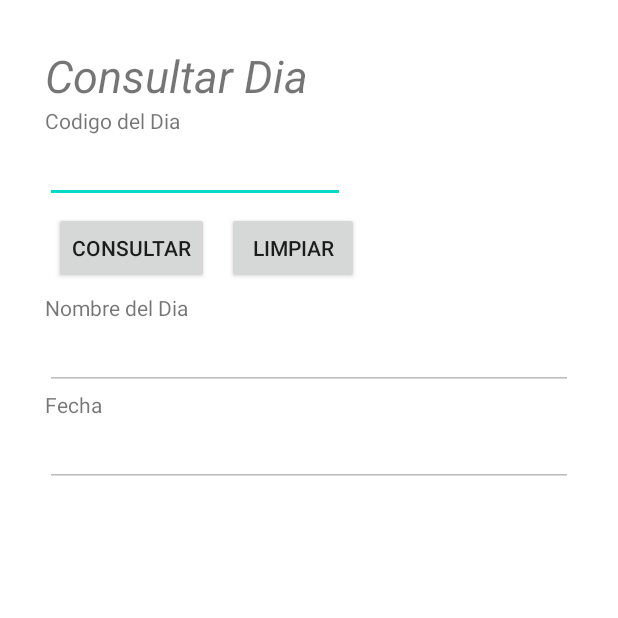
After one commit to MigueGaldamez/Proyecto_PDM115_G10, an Android app: the DiaConsultarActivity screen opened directly, with no data from a screen before it, on a phone screen of 412 x 824 dp, the top half of it. The commit adds this screen. Run offline under Robolectric (Android 15) with nearby library versions, the phone set to English and light mode, and no system bars; libraries missing offline, so code that uses them is left out: java.security.acl; 3 statements that could not run were skipped.

Commit message:
Tabla Dia

```diff
--- /dev/null
+++ b/app/src/main/java/com/example/proyecto_pdm_g10/DiaConsultarActivity.java
@@ -0,0 +1,68 @@
+package com.example.proyecto_pdm_g10;
+
+import android.app.Activity;
+import android.content.Intent;
+import android.os.Bundle;
+import android.view.View;
+import android.widget.EditText;
+import android.widget.Toast;
+
+public class DiaConsultarActivity extends Activity {
+    ControlBDProyecto helper;
+    EditText editIdDia;
+    EditText editNomDia;
+    EditText editFecha;
+
+    ControlBDProyecto BDhelper = new ControlBDProyecto(this);
+    String idsesion;
+    @Override
+    protected void onCreate(Bundle savedInstanceState) {
+        super.onCreate(savedInstanceState);
+        setContentView(R.layout.activity_dia_consultar);
+        helper = new ControlBDProyecto(this);
+        editIdDia = (EditText) findViewById(R.id.editIdDia);
+        editNomDia = (EditText) findViewById(R.id.editNomDia);
+        editFecha = (EditText) findViewById(R.id.editFecha);
+
+        //INICIO VALIDACION DE ROL
+        Bundle extras = getIntent().getExtras();
+        if (extras != null) {
+            idsesion = extras.getString("idsesion");
+        }
+        BDhelper.abrir();
+        Usuario usuario = BDhelper.consultarUsuario(idsesion);
+        //AQUI SE AGREGA EL CODIGO DE ACCESO, SOLO CAMBIAR EL idopcion al numero que sea
+        AccesoUsuario accesoUsuario = BDhelper.consultarAccesoUsuario(usuario.getIdUsuario(),"044");
+        BDhelper.cerrar();
+        if(accesoUsuario == null)
+        {
+            try{
+                Class<?> clase=Class.forName("com.example.proyecto_pdm_g10.DiplomadoMenuActivity");
+                Intent inte = new Intent(this,clase);
+                inte.putExtra("idsesion",idsesion);
+                this.startActivity(inte);
+            }catch(ClassNotFoundException e){
+                e.printStackTrace();
+            }
+            Toast.makeText(this, "Usted no tiene permisos para acceder a esa seccion", Toast.LENGTH_SHORT).show();
+        }
+        //FIN VERIFICACION
+    }
+
+    public void consultarDia(View v) {
+        helper.abrir();
+        Dia dia = helper.consultarDia(editIdDia.getText().toString());
+        helper.cerrar();
+        if(dia == null)
+            Toast.makeText(this, "Codigo del Dia" + editIdDia.getText().toString() + " no encontrado", Toast.LENGTH_LONG).show();
+        else{
+            editNomDia.setText(dia.getNomDia());
+            editFecha.setText(dia.getFecha());
+        }
+    }
+    public void limpiarTexto(View v) {
+        editIdDia.setText("");
+        editNomDia.setText("");
+        editFecha.setText("");
+    }
+}
--- a/app/src/main/java/com/example/proyecto_pdm_g10/MainActivity.java
+++ b/app/src/main/java/com/example/proyecto_pdm_g10/MainActivity.java
@@ -14,8 +14,8 @@ import android.widget.Toast;
 public class MainActivity extends ListActivity {
 
     //Agregen las tablas y las activities de las tablas
-    String[] menu={"Tabla AreaInteres","Tabla EntidadCapacitadora","Tabla Capacitador","Tabla Diplomado","Tabla Area Diplomado"};
-    String[] activities={"AreaInteresMenuActivity","EntidadCapacitadoraMenuActivity","CapacitadorMenuActivity","DiplomadoMenuActivity","AreaDiplomadoMenuActivity"};
+    String[] menu={"Tabla AreaInteres","Tabla EntidadCapacitadora","Tabla Capacitador","Tabla Diplomado","Tabla Area Diplomado","Tabla Dia"};
+    String[] activities={"AreaInteresMenuActivity","EntidadCapacitadoraMenuActivity","CapacitadorMenuActivity","DiplomadoMenuActivity","AreaDiplomadoMenuActivity","DiaMenuActivity"};
 
 
     ControlBDProyecto BDhelper;
--- /dev/null
+++ b/app/src/main/res/layout/activity_dia_consultar.xml
@@ -0,0 +1,76 @@
+<?xml version="1.0" encoding="utf-8"?>
+<LinearLayout xmlns:android="http://schemas.android.com/apk/res/android"
+    android:layout_width="fill_parent"
+    android:layout_height="fill_parent"
+    android:orientation="vertical"
+    android:layout_margin="30dp">
+    <TextView
+        android:id="@+id/Encabezado"
+        android:textSize="30dp"
+        android:textStyle="italic"
+        android:text="Consultar Dia"
+        android:gravity="center"
+        android:layout_width="wrap_content"
+        android:layout_height="wrap_content"
+        />
+    <TextView
+        android:layout_width="wrap_content"
+        android:layout_height="wrap_content"
+        android:text="Codigo del Dia"/>
+    <EditText
+        android:id="@+id/editIdDia"
+        android:layout_width="200dp"
+        android:layout_height="wrap_content"
+        android:inputType="text"
+        android:maxLength="5"/>
+    <LinearLayout
+        android:id="@+id/linearLayout1"
+        android:layout_width="fill_parent"
+        android:layout_height="wrap_content" >
+        <Button
+            android:id="@+id/botonConsultar"
+            android:layout_width="wrap_content"
+            android:layout_height="wrap_content"
+            android:text="@string/consultar"
+            android:layout_margin="6dp"
+            android:onClick="consultarDia"/>
+        <Button
+            android:id="@+id/botonLimpiar"
+            android:layout_width="wrap_content"
+            android:layout_height="wrap_content"
+            android:text="@string/limpiar"
+            android:layout_margin="6dp"
+            android:onClick="limpiarTexto"/>
+    </LinearLayout>
+
+    <TextView
+        android:layout_width="wrap_content"
+        android:layout_height="wrap_content"
+        android:text="Nombre del Dia" />
+    <EditText
+        android:id="@+id/editNomDia"
+        android:layout_width="fill_parent"
+        android:layout_height="wrap_content"
+        android:inputType="text"
+        android:enabled ="false"
+        android:focusable="false"
+        android:focusableInTouchMode="false"
+        android:cursorVisible="false"
+        android:longClickable="false" />
+
+    <TextView
+        android:layout_width="wrap_content"
+        android:layout_height="wrap_content"
+        android:text="Fecha" />
+    <EditText
+        android:id="@+id/editFecha"
+        android:layout_width="fill_parent"
+        android:layout_height="wrap_content"
+        android:inputType="text"
+        android:enabled="false"
+        android:focusable="false"
+        android:focusableInTouchMode="false"
+        android:cursorVisible="false"
+        android:longClickable="false"/>
+
+</LinearLayout>
```
Also changed, not shown: app/src/main/AndroidManifest.xml (+6 -1 lines), app/src/main/java/com/example/proyecto_pdm_g10/ControlBDProyecto.java (+85 -0 lines), app/src/main/java/com/example/proyecto_pdm_g10/Dia.java (added, +40 -0 lines), app/src/main/java/com/example/proyecto_pdm_g10/DiaActualizarActivity.java (added, +42 -0 lines), app/src/main/java/com/example/proyecto_pdm_g10/DiaEliminarActivity.java (added, +32 -0 lines), app/src/main/java/com/example/proyecto_pdm_g10/DiaInsertarActivity.java (added, +45 -0 lines), app/src/main/java/com/example/proyecto_pdm_g10/DiaMenuActivity.java (added, +78 -0 lines), app/src/main/res/layout/activity_dia_actualizar.xml (added, +49 -0 lines), app/src/main/res/layout/activity_dia_eliminar.xml (added, +33 -0 lines), app/src/main/res/layout/activity_dia_insertar.xml (added, +54 -0 lines), app/src/main/res/layout/activity_dia_menu.xml (added, +9 -0 lines).
